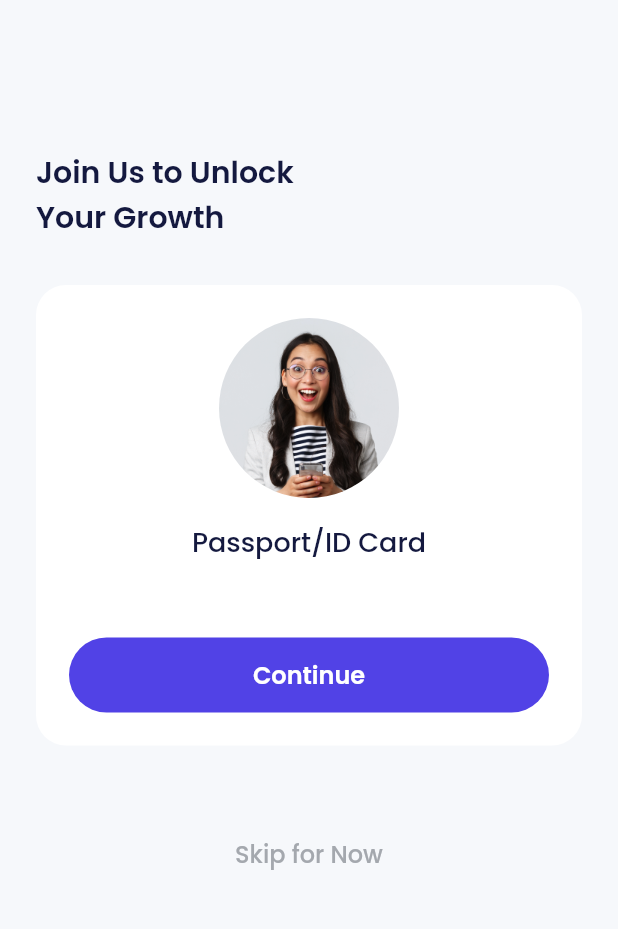
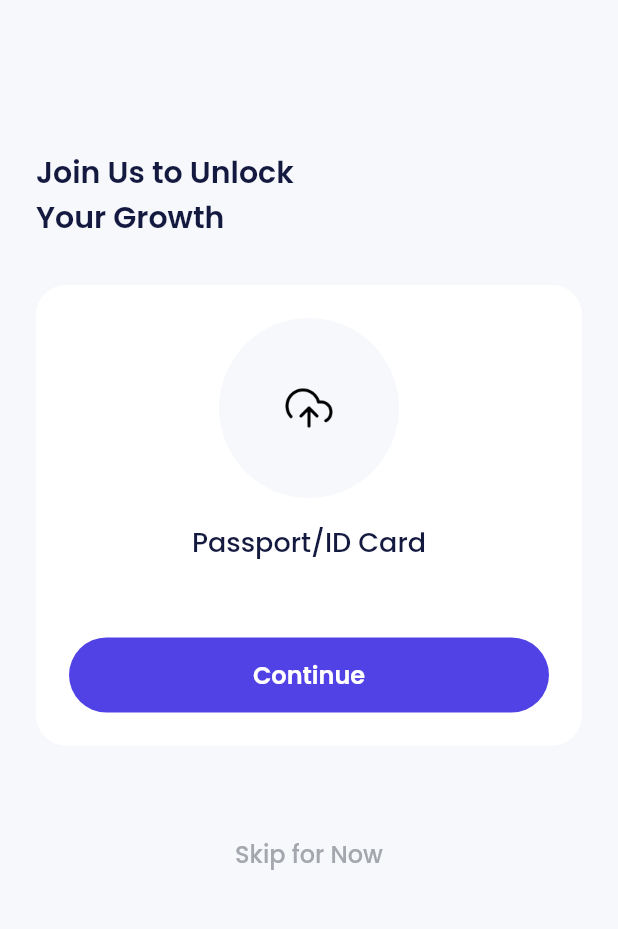
Before and after one commit to BrondoL/e-wallet-app, a Flutter app: the SignUpVerifyProfilePage screen opened directly with empty values, on a phone screen of 412 x 824 dp, the part 225-1154 px from its top. Run offline on Flutter 3.47's test engine with Material 2 defaults, Android fonts, the phone set to English and light mode, and no system bars; our stand-ins replace another_flushbar, carousel_slider, equatable, flutter_bloc, google_fonts, image_picker.

Commit message:
feat(sign-up-integration): user model

```diff
--- a/lib/blocs/auth/auth_bloc.dart
+++ b/lib/blocs/auth/auth_bloc.dart
@@ -1,3 +1,4 @@
+import 'package:e_wallet/models/models.dart';
 import 'package:e_wallet/services/services.dart';
 import 'package:equatable/equatable.dart';
 import 'package:flutter_bloc/flutter_bloc.dart';
--- a/lib/models/models.dart
+++ b/lib/models/models.dart
@@ -1 +1,2 @@
 part 'sign_up_form_model.dart';
+part 'user_model.dart';
--- a/lib/ui/pages/sign_up_verify_profile_page.dart
+++ b/lib/ui/pages/sign_up_verify_profile_page.dart
@@ -14,6 +14,16 @@ class SignUpVerifyProfilePage extends StatefulWidget {
 }
 
 class _SignUpVerifyProfilePageState extends State<SignUpVerifyProfilePage> {
+  XFile? selectedImage;
+
+  bool validate() {
+    if (selectedImage == null) {
+      return false;
+    }
+
+    return true;
+  }
+
   @override
   Widget build(BuildContext context) {
     return Scaffold(
@@ -55,29 +65,36 @@ class _SignUpVerifyProfilePageState extends State<SignUpVerifyProfilePage> {
             child: Column(
               crossAxisAlignment: CrossAxisAlignment.center,
               children: [
-                // Container(
-                //   width: 120,
-                //   height: 120,
-                //   decoration: const BoxDecoration(
-                //     shape: BoxShape.circle,
-                //     color: lightBackgroundColor,
-                //   ),
-                //   child: Center(
-                //     child: Image.asset(
-                //       'assets/ic_upload.png',
-                //       width: 32,
-                //     ),
-                //   ),
-                // ),
-                Container(
+                GestureDetector(
+                  onTap: () async {
+                    final image = await selectImage();
+                    setState(() {
+                      selectedImage = image!;
+                    });
+                  },
+                  child: Container(
                     width: 120,
                     height: 120,
-                  decoration: const BoxDecoration(
+                    decoration: BoxDecoration(
                       shape: BoxShape.circle,
-                    image: DecorationImage(
+                      color: lightBackgroundColor,
+                      image: selectedImage == null
+                          ? null
+                          : DecorationImage(
                               fit: BoxFit.cover,
-                      image: AssetImage(
-                        'assets/img_profile.png',
+                              image: FileImage(
+                                File(
+                                  selectedImage!.path,
+                                ),
+                              ),
+                            ),
+                    ),
+                    child: selectedImage != null
+                        ? null
+                        : Center(
+                            child: Image.asset(
+                              'assets/ic_upload.png',
+                              width: 32,
                             ),
                           ),
                   ),
@@ -97,11 +114,15 @@ class _SignUpVerifyProfilePageState extends State<SignUpVerifyProfilePage> {
                 ),
                 CustomFilledButton(
                   title: 'Continue',
-                  onPressed: () => {
+                  onPressed: () {
+                    if (validate()) {
                       Navigator.pushNamed(
                         context,
                         '/sign-up-success',
-                    ),
+                      );
+                    } else {
+                      showCustomSnackbar(context, 'Belum memilih foto');
+                    }
                   },
                 ),
               ],
```
Also changed, not shown: lib/blocs/auth/auth_event.dart (+8 -0 lines), lib/models/user_model.dart (added, +114 -0 lines). Lines whose indentation alone changed are shown as unchanged.
